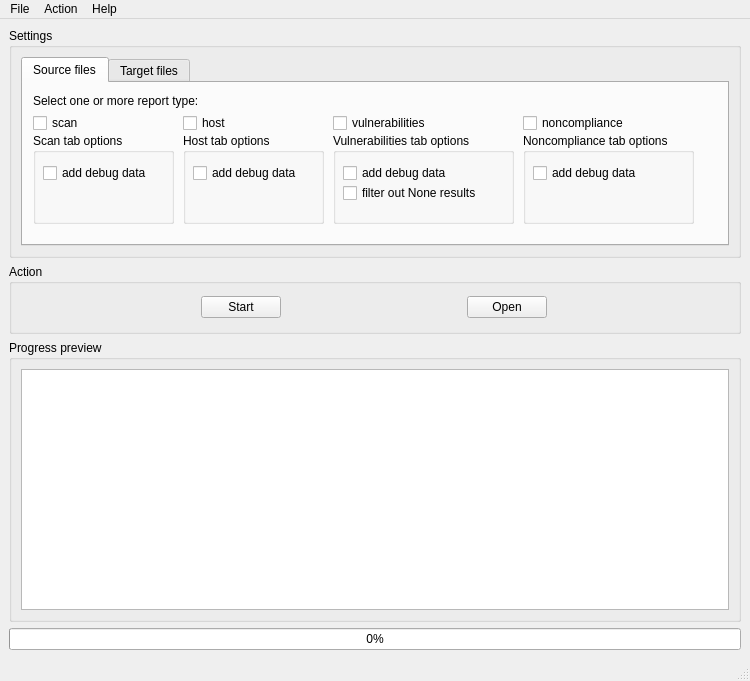
Above: designer/mainwindow.ui from LimberDuck/nessus-file-analyzer before the change. Below: the same form after it.
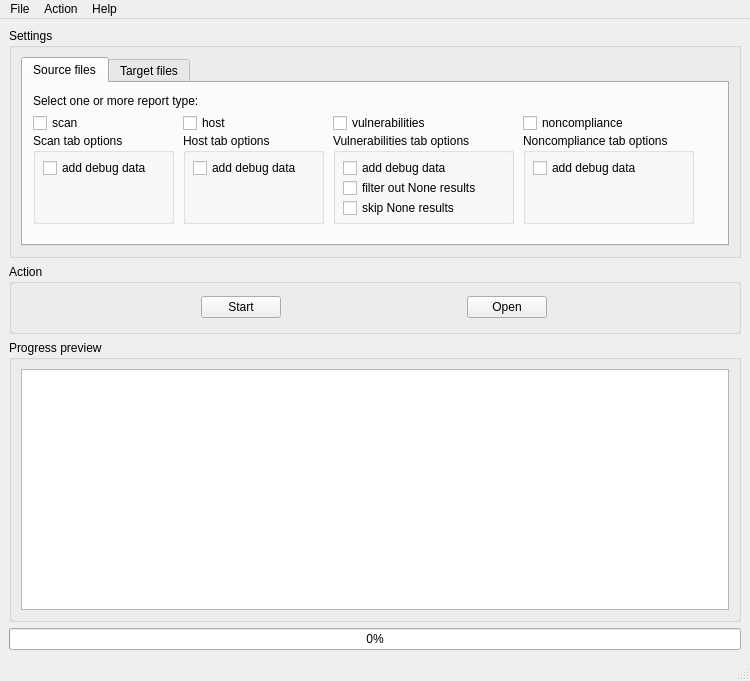
That is the form after the change.

Diff of the .ui file:
```diff
--- a/designer/mainwindow.ui
+++ b/designer/mainwindow.ui
@@ -166,7 +166,7 @@
             <property name="geometry">
              <rect>
               <x>10</x>
-              <y>30</y>
+              <y>25</y>
               <width>121</width>
               <height>20</height>
              </rect>
@@ -195,7 +195,7 @@
             <property name="geometry">
              <rect>
               <x>10</x>
-              <y>30</y>
+              <y>25</y>
               <width>121</width>
               <height>20</height>
              </rect>
@@ -224,7 +224,7 @@
             <property name="geometry">
              <rect>
               <x>10</x>
-              <y>30</y>
+              <y>25</y>
               <width>121</width>
               <height>20</height>
              </rect>
@@ -240,7 +240,7 @@
             <property name="geometry">
              <rect>
               <x>10</x>
-              <y>50</y>
+              <y>45</y>
               <width>161</width>
               <height>20</height>
              </rect>
@@ -252,6 +252,22 @@
              <string>filter out None results</string>
             </property>
            </widget>
+           <widget class="QCheckBox" name="checkBox_vulnerabilities_none_skip">
+            <property name="geometry">
+             <rect>
+              <x>10</x>
+              <y>65</y>
+              <width>161</width>
+              <height>20</height>
+             </rect>
+            </property>
+            <property name="toolTip">
+             <string>&lt;html&gt;&lt;head/&gt;&lt;body&gt;&lt;p&gt;Mark this checkbox if you want to completely skip plugins results with None Risk Factor and see in final report only these which Risk Factor is equal Low, Medium, High or Critical.&lt;/p&gt;&lt;p&gt;&lt;span style=&quot; font-style:italic;&quot;&gt;Note: To see plugins results with None Risk Factor in report you need disable this option and analyze selected files again.&lt;/span&gt;&lt;/p&gt;&lt;/body&gt;&lt;/html&gt;</string>
+            </property>
+            <property name="text">
+             <string>skip None results</string>
+            </property>
+           </widget>
           </widget>
           <widget class="QGroupBox" name="groupBox_options_noncompliance">
            <property name="geometry">
@@ -269,7 +285,7 @@
             <property name="geometry">
              <rect>
               <x>10</x>
-              <y>30</y>
+              <y>25</y>
               <width>121</width>
               <height>20</height>
              </rect>
```
Left out of the diff: 2 changed lines with no effect on the pictures.
